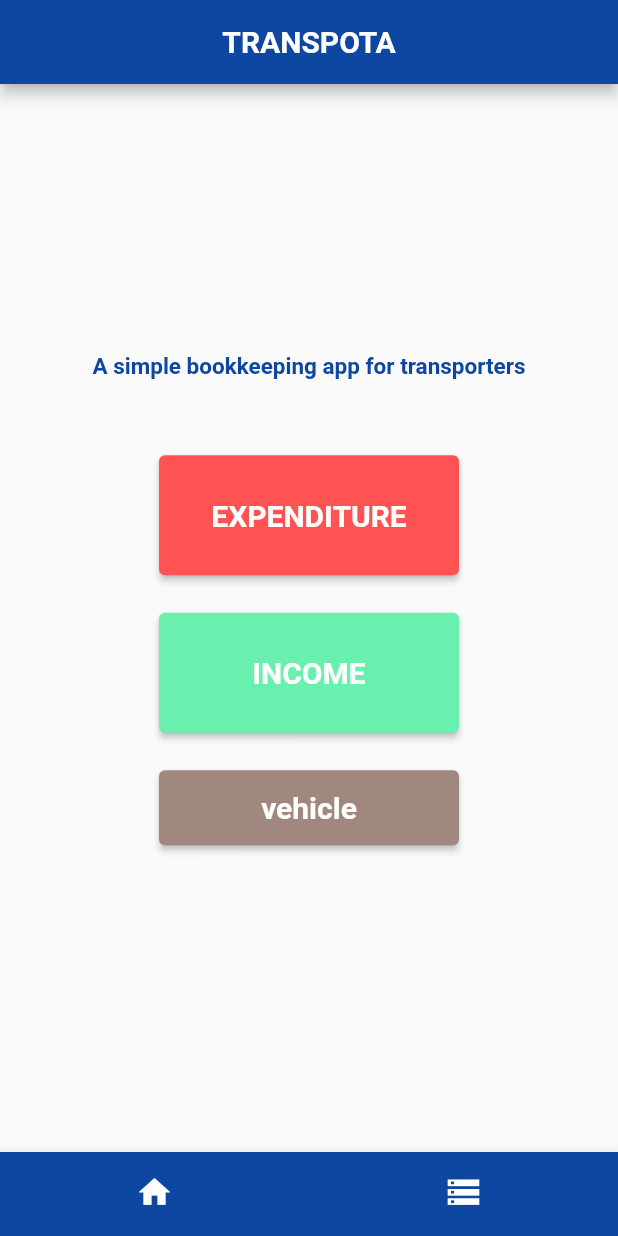
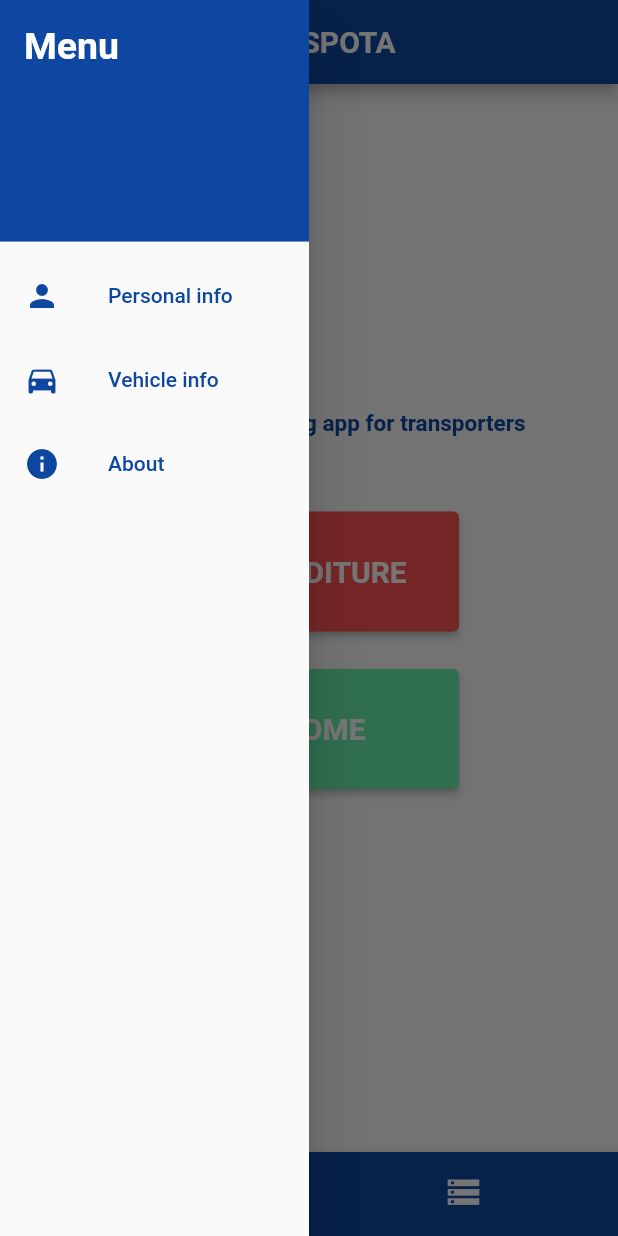
Before and after one commit to johninquest/ldgr, a Flutter app: the screen it shows after launch, with the side drawer open (before the commit the screen has no drawer), on a phone screen of 412 x 824 dp. Run offline on Flutter 3.47's test engine with Material 2 defaults, Android fonts, the phone set to English and light mode, and no system bars; our stand-ins replace flutter_speed_dial, shared_preferences, sqflite; accounts and stored records are empty.

```diff
--- a/lib/pages/home.dart
+++ b/lib/pages/home.dart
@@ -1,9 +1,9 @@
 import 'package:flutter/material.dart';
 import 'package:tba/styles/style.dart';
-import '../services/router.dart';
+import 'package:tba/services/router.dart';
 import 'package:tba/pages/inputs/expenditure.dart';
 import 'package:tba/pages/inputs/income.dart';
-import 'package:tba/pages/inputs/vehicle.dart';
+import 'package:tba/pages/side_menu.dart';
 import 'package:tba/pages/bottom_nav_bar.dart';
 // import 'package:flutter_speed_dial/flutter_speed_dial.dart';
 
@@ -16,8 +16,9 @@ class HomePage extends StatelessWidget {
       appBar: AppBar(
         title: Text('TRANSPOTA', style: PageHeaderStyle,),
         centerTitle: true,
-        automaticallyImplyLeading: false,
+        // automaticallyImplyLeading: false,
       ),
+      drawer: SideMenu(),
       body: Center(
         child: Column(
           mainAxisAlignment: MainAxisAlignment.center,
@@ -40,13 +41,13 @@ class HomePage extends StatelessWidget {
             child: ElevatedButton(
               onPressed: () => PageRouter().navigateToPage(InputIncomePage(), context),
               child: Text('INCOME', style: TextStyle(fontSize: 20.0, fontWeight: FontWeight.bold)), style: ElevatedButton.styleFrom(primary: Colors.greenAccent)),),
-            Container(
+            /* Container(
              height: 50.0,
              width: 200.0,
              margin: EdgeInsets.only(bottom: 25.0),
             child: ElevatedButton(
               onPressed: () => PageRouter().navigateToPage(InputVehiclePage(), context),
-              child: Text('vehicle', style: TextStyle(fontSize: 20.0, fontWeight: FontWeight.bold)), style: ElevatedButton.styleFrom(primary: Colors.brown[300])),)
+              child: Text('vehicle', style: TextStyle(fontSize: 20.0, fontWeight: FontWeight.bold)), style: ElevatedButton.styleFrom(primary: Colors.brown[300])),)           */
           ],
         ),
         ),
--- a/lib/pages/inputs/income.dart
+++ b/lib/pages/inputs/income.dart
@@ -4,7 +4,8 @@ import 'package:tba/shared/lists.dart';
 import 'package:tba/data/sqlite_helper.dart';
 import 'package:tba/services/time.dart';
 import 'package:tba/services/router.dart';
-import 'package:tba/pages/all_records.dart';
+import 'package:tba/pages/records/all.dart';
+// import 'package:tba/pages/all_records.dart';
 
 class InputIncomePage extends StatelessWidget {
   const InputIncomePage({Key? key}) : super(key: key);
@@ -96,7 +97,7 @@ class _IncomeFormState extends State<IncomeForm> {
                         // print('Timestamp => ${DateTimeHelper().timestampForDB()}');
                         SQLiteDatabaseHelper().insertRow(
                             'income', '$incomeSource', '$incomeAmount');
-                        PageRouter().navigateToPage(AllRecordsPage(), context);
+                        PageRouter().navigateToPage(AllRecords(), context);
                       },
                       child: Text('SAVE'),
                       style:
--- a/lib/pages/inputs/person.dart
+++ b/lib/pages/inputs/person.dart
@@ -10,7 +10,7 @@ class InputPersonPage extends StatelessWidget {
         title: Text('Enter person'),
         centerTitle: true,
       ),
-      body: Container(child: Center(child: Text('Input person information!'),),),
+      body: Container(child: Center(child: Text('Enter personal information!'),),),
 
     );
   }
--- a/lib/pages/inputs/vehicle.dart
+++ b/lib/pages/inputs/vehicle.dart
@@ -10,7 +10,7 @@ class InputVehiclePage extends StatelessWidget {
         title: Text('Enter vehicle'),
         centerTitle: true,
       ),
-      body: Container(child: Center(child: Text('Input vehicle information!'),),),
+      body: Container(child: Center(child: Text('Enter vehicle information!'),),),
 
     );
   }
--- a/lib/pages/records/expenditure.dart
+++ b/lib/pages/records/expenditure.dart
@@ -7,7 +7,7 @@ class ExpenditureRecords extends StatelessWidget {
   Widget build(BuildContext context) {
     return Scaffold(
       appBar: AppBar(
-        title: Text('Table Of Expenditures'),
+        title: Text('Expenditure list'),
         centerTitle: true,
       ),
       body: Container(
--- a/lib/pages/records/income.dart
+++ b/lib/pages/records/income.dart
@@ -7,7 +7,7 @@ class IncomeRecords extends StatelessWidget {
   Widget build(BuildContext context) {
     return Scaffold(
       appBar: AppBar(
-        title: Text('Table Of Incomes'),
+        title: Text('Income list'),
         centerTitle: true,
       ),
       body: Container(
--- /dev/null
+++ b/lib/pages/side_menu.dart
@@ -0,0 +1,46 @@
+import 'package:flutter/material.dart';
+import 'package:tba/styles/style.dart';
+import 'package:tba/services/router.dart';
+import 'package:tba/pages/inputs/vehicle.dart';
+import 'package:tba/pages/inputs/person.dart';
+
+class SideMenu extends StatelessWidget {
+  const SideMenu({ Key? key }) : super(key: key);
+
+  @override
+  Widget build(BuildContext context) {
+    return SizedBox(
+      width: MediaQuery.of(context).size.width * 0.5,
+      child: Drawer(
+      child: ListView(
+        padding: EdgeInsets.zero,
+        children: [
+          DrawerHeader(
+              decoration: BoxDecoration(color: Colors.blue[900]),
+              child: Text('Menu',
+                  style: TextStyle(
+                      fontSize: 25,
+                      fontWeight: FontWeight.bold,
+                      color: Colors.white))),
+          ListTile(
+            leading: Icon(Icons.person, color: Colors.blue[900],),
+            title: Text('Personal info', style: TextStyle(color: Colors.blue[900]),),
+            onTap: () => PageRouter().navigateToPage(InputPersonPage(), context),
+          ),
+          ListTile(
+              leading: Icon(Icons.directions_car, color: Colors.blue[900],),
+              title: Text('Vehicle info', style: TextStyle(color: Colors.blue[900]),),
+              onTap: () => PageRouter().navigateToPage(InputVehiclePage(), context)
+              ),
+          ListTile(
+            leading: Icon(Icons.info, color: Colors.blue[900],),
+            title: Text('About', style: TextStyle(color: Colors.blue[900]),),
+            onTap: () => print('Pressed about button!'),
+            // onTap: () => PageRouter().navigateToPage(NewsPage(), context),
+          ),
+
+        ],
+      ),
+    ),);
+  }
+}
--- a/lib/styles/style.dart
+++ b/lib/styles/style.dart
@@ -11,15 +11,15 @@ const DropdownListStyle = TextStyle(fontWeight: FontWeight.bold);
 const ListTitleStyle = TextStyle(fontWeight: FontWeight.bold, fontSize: 13.0);
 const ListItemStyle = TextStyle(fontSize: 5.0);
 // const ListItemStyle = TextStyle(fontWeight: FontWeight.bold);
-const TableItemStyle = TextStyle(fontSize: 12.0);
+const TableItemStyle = TextStyle(fontSize: 13.0);
 
 class StyleHandler {
   tableCategoryStyle(String category) {
     if (category == 'expenditure') {
-      return TextStyle(fontSize: 12.0, color: Colors.redAccent);
+      return TextStyle(fontSize: 13.0, color: Colors.redAccent);
     }
     if (category == 'income') {
-      return TextStyle(fontSize: 12.0, color: Colors.greenAccent);
+      return TextStyle(fontSize: 13.0, color: Colors.greenAccent);
     }
   }
 
```
Also changed, not shown: lib/pages/records/all.dart (+40 -16 lines), 5 other files.
